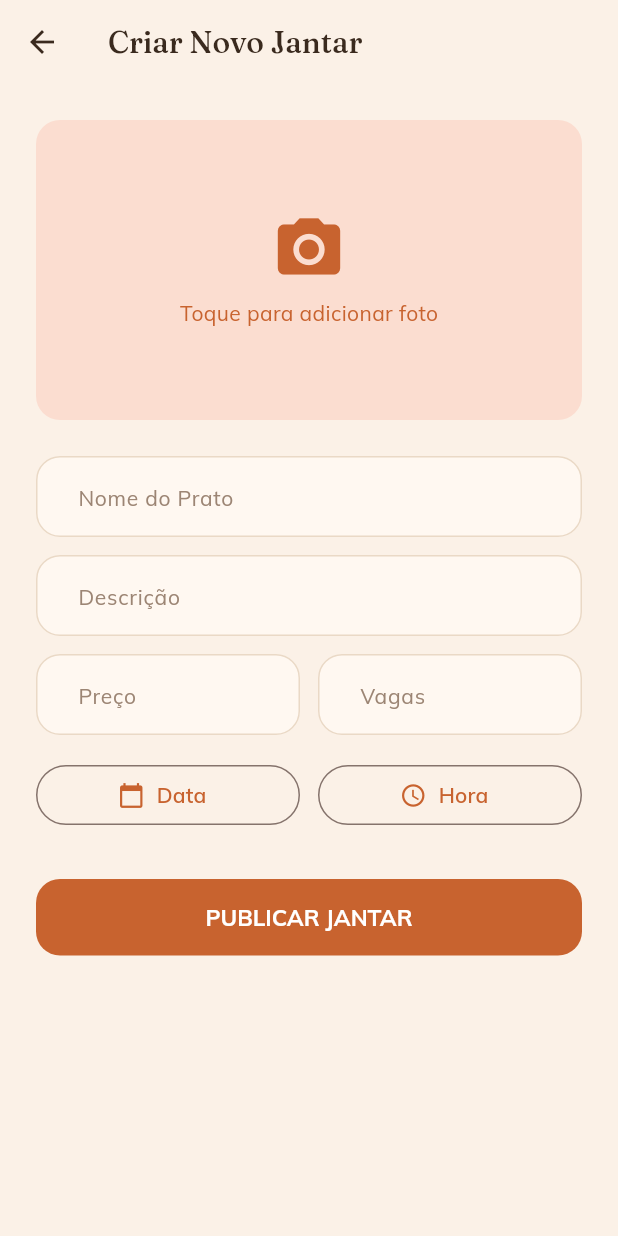
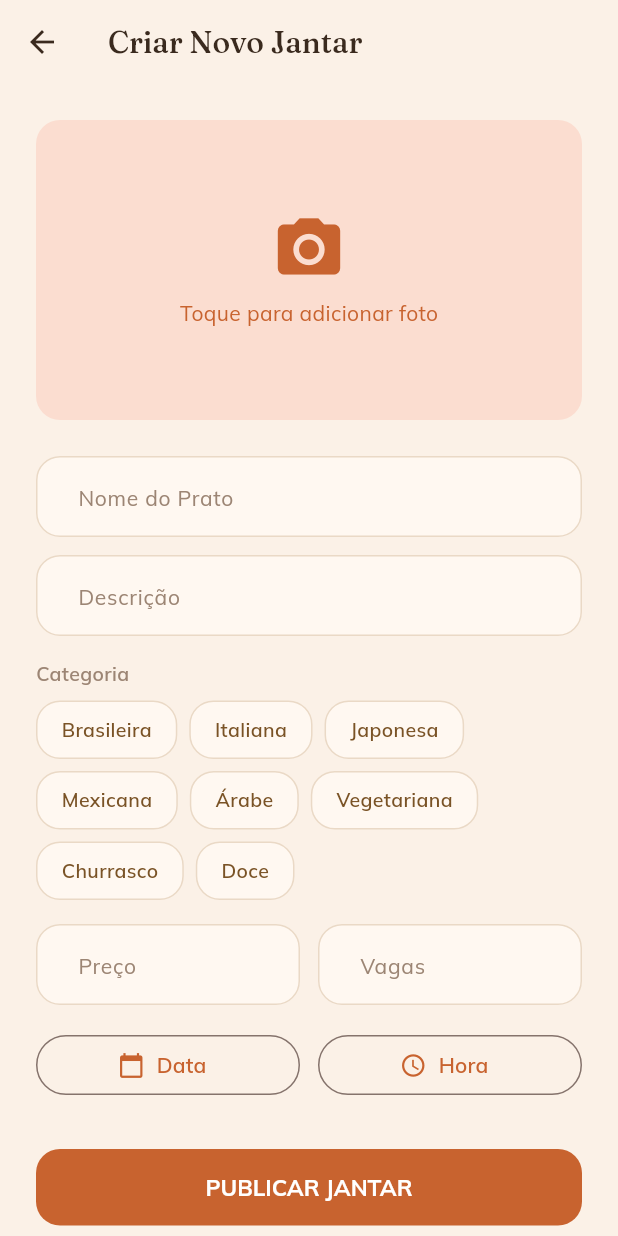
Before and after one commit to ThalisTrisch/Dinneer, a Flutter app: the TelaCriarJantar screen opened directly with empty values, on a phone screen of 412 x 824 dp. Run offline on Flutter 3.47's test engine with Material 3 defaults, Android fonts, the phone set to English and light mode, and no system bars; our stand-ins replace cached_network_image, firebase_core, firebase_database, firebase_messaging, firebase_storage, flutter_local_notifications and 6 more; accounts and stored records are empty.

Commit message:
feat: categoria selecionavel, nova bottom nav flutuante e GPS no mapa
- Categoria do jantar: coluna nm_categoria + seletor de chips ao criar,
  armazenada no banco e usada na tag/filtro (fallback por palavra-chave)
- Bottom navigation flutuante (circulo terracota no item ativo)
- Tema aplicado ao componente de distancia do mapa (merge GPS)
- Script migrate-categoria.js para criar a coluna no banco

Co-Authored-By: Claude Opus 4.8 <noreply@anthropic.com>

```diff
--- a/dinneer/lib/screens/tela_criar_jantar.dart
+++ b/dinneer/lib/screens/tela_criar_jantar.dart
@@ -7,6 +7,9 @@ import '../service/refeicao/cardapioService.dart';
 import '../service/storage/StorageService.dart';
 import 'criar_jantar/components/seletor_imagem.dart';
 import 'criar_jantar/components/seletores_data_hora.dart';
+import '../theme/app_colors.dart';
+import '../theme/app_spacing.dart';
+import '../theme/app_typography.dart';
 
 class TelaCriarJantar extends StatefulWidget {
   final String idUsuario;
@@ -32,6 +35,18 @@ class _TelaCriarJantarState extends State<TelaCriarJantar> {
   TimeOfDay? _horaSelecionada;
   File? _imagemSelecionada;
   bool _estaCarregando = false;
+  String? _categoriaSelecionada;
+
+  static const List<String> _categorias = [
+    'Brasileira',
+    'Italiana',
+    'Japonesa',
+    'Mexicana',
+    'Árabe',
+    'Vegetariana',
+    'Churrasco',
+    'Doce',
+  ];
 
   final StorageService _storage = StorageService();
 
@@ -89,6 +104,11 @@ class _TelaCriarJantarState extends State<TelaCriarJantar> {
       return;
     }
 
+    if (_categoriaSelecionada == null) {
+      _mostrarErro("Selecione uma categoria.");
+      return;
+    }
+
     if (widget.idLocalPreSelecionado == null) {
       _mostrarErro(
         "Erro: Local não identificado. Crie o jantar a partir da aba Meus Locais.",
@@ -125,6 +145,7 @@ class _TelaCriarJantarState extends State<TelaCriarJantar> {
       'hr_encontro': dataHora.toIso8601String(),
       'vl_foto': urlFoto ?? '',
       'id_local': widget.idLocalPreSelecionado.toString(),
+      'categoria': _categoriaSelecionada ?? '',
     };
 
     try {
@@ -147,6 +168,51 @@ class _TelaCriarJantarState extends State<TelaCriarJantar> {
 
   void _mostrarErro(String msg) {
     if (mounted) Mensagens.erro(context, msg);
+  }
+
+  Widget _seletorCategoria() {
+    return Column(
+      crossAxisAlignment: CrossAxisAlignment.start,
+      children: [
+        Text(
+          'Categoria',
+          style: AppTypography.sans(
+            fontSize: 13,
+            fontWeight: FontWeight.w600,
+            color: AppColors.bege,
+          ),
+        ),
+        const SizedBox(height: 8),
+        Wrap(
+          spacing: 8,
+          runSpacing: 8,
+          children: _categorias.map((cat) {
+            final bool sel = _categoriaSelecionada == cat;
+            return GestureDetector(
+              onTap: () => setState(() => _categoriaSelecionada = cat),
+              child: Container(
+                padding: const EdgeInsets.symmetric(horizontal: 16, vertical: 9),
+                decoration: BoxDecoration(
+                  color: sel ? AppColors.terracota : AppColors.marfim,
+                  borderRadius: BorderRadius.circular(AppRadius.md),
+                  border: Border.all(
+                    color: sel ? AppColors.terracota : AppColors.bordaSuave,
+                  ),
+                ),
+                child: Text(
+                  cat,
+                  style: AppTypography.sans(
+                    fontSize: 13,
+                    fontWeight: FontWeight.w600,
+                    color: sel ? Colors.white : AppColors.tanTexto,
+                  ),
+                ),
+              ),
+            );
+          }).toList(),
+        ),
+      ],
+    );
   }
 
   @override
@@ -176,7 +242,9 @@ class _TelaCriarJantarState extends State<TelaCriarJantar> {
               controller: _descricaoController,
               dica: "Descrição",
             ),
-            const SizedBox(height: 12),
+            const SizedBox(height: 16),
+            _seletorCategoria(),
+            const SizedBox(height: 16),
             Row(
               children: [
                 Expanded(
--- a/dinneer/lib/service/refeicao/Cardapio.dart
+++ b/dinneer/lib/service/refeicao/Cardapio.dart
@@ -18,6 +18,7 @@ class Cardapio {
   final String? urlFotoAnfitriao;
   final int nuSolicitacoesPendentes;
   final String? statusReserva;
+  final String? nmCategoria;
 
   Cardapio({
     required this.idUsuario,
@@ -37,6 +38,7 @@ class Cardapio {
     this.urlFotoAnfitriao,
     this.nuSolicitacoesPendentes = 0,
     this.statusReserva,
+    this.nmCategoria,
   });
 
   factory Cardapio.fromMap(Map<String, dynamic> map) {
@@ -76,6 +78,7 @@ class Cardapio {
           : 0,
 
       statusReserva: map['fl_status']?.toString(),
+      nmCategoria: map['nm_categoria']?.toString(),
     );
   }
 
@@ -121,6 +124,7 @@ class Cardapio {
   };
 
   String? get categoria {
+    if (nmCategoria != null && nmCategoria!.isNotEmpty) return nmCategoria;
     final texto = '$nmCardapio $dsCardapio'.toLowerCase();
     for (final entrada in _palavrasCategoria.entries) {
       if (entrada.value.any(texto.contains)) return entrada.key;
```
Also changed, not shown: dinneer/lib/widgets/barra_de_navegacao.dart (+32 -29 lines), 5 other files.
